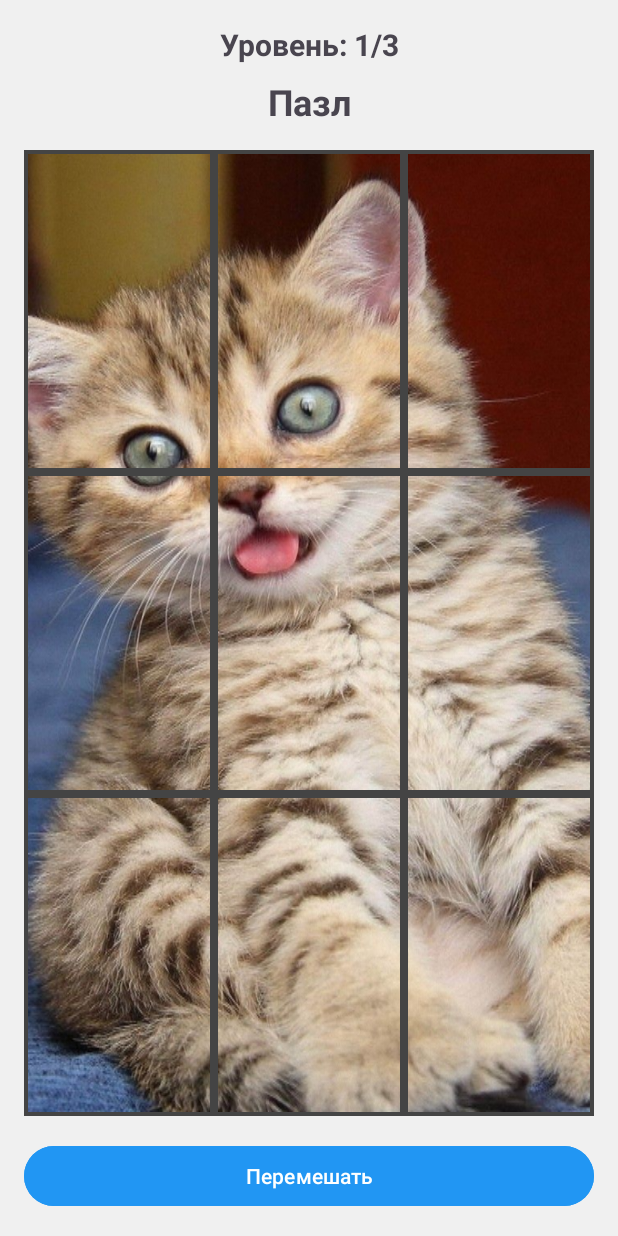
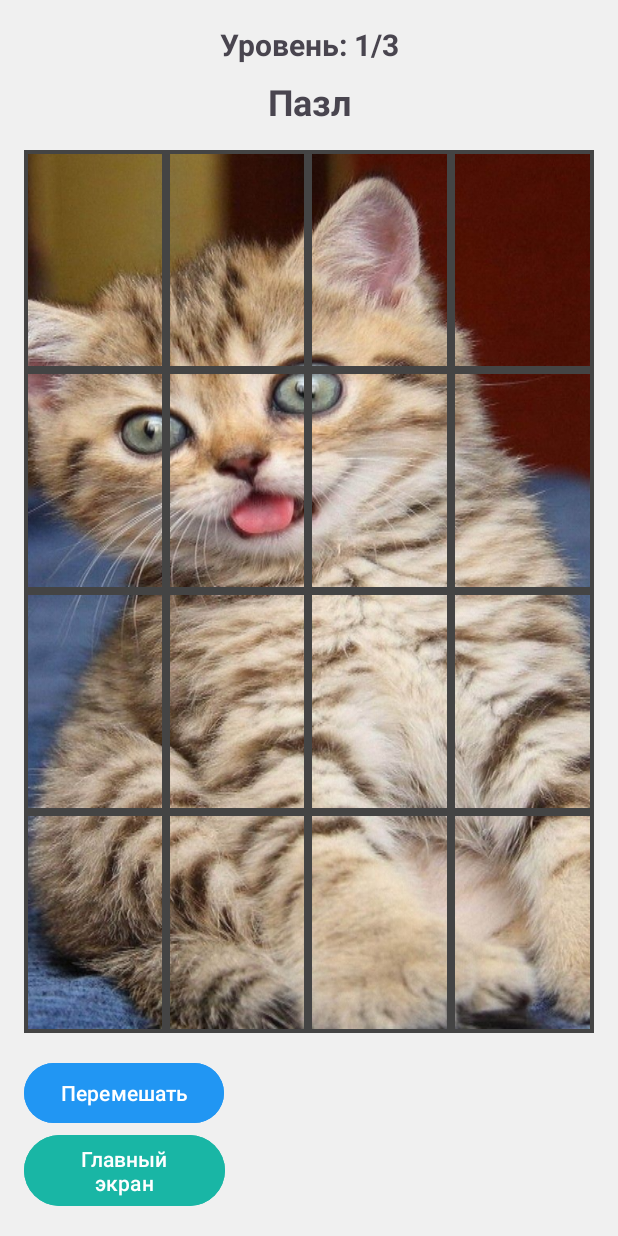
Before and after one commit to Nuhtina/puzzles, an Android app: the screen it shows after launch (MainActivity), on a phone screen of 412 x 824 dp. Run offline under Robolectric (Android 15) with nearby library versions, the phone set to English and light mode, and no system bars; 3 statements that could not run were skipped.

Commit message:
10.10.2025 Получила 3 за этот проект

```diff
--- a/app/src/main/java/com/example/puzzles/MainActivity.kt
+++ b/app/src/main/java/com/example/puzzles/MainActivity.kt
@@ -1,11 +1,11 @@
 package com.example.puzzles
 
 import android.graphics.Bitmap
+import android.graphics.BitmapFactory
 import android.graphics.Canvas
 import android.graphics.Color
 import android.os.Bundle
 import android.widget.Button
-import android.graphics.BitmapFactory
 import android.widget.ImageView
 import android.widget.LinearLayout
 import android.widget.Toast
@@ -15,9 +15,19 @@ class MainActivity : AppCompatActivity() {
 
     private lateinit var puzzleContainer: LinearLayout
     private lateinit var btnShuffle: Button
+    private lateinit var btnNextPuzzle: Button
     private var puzzlePieces = mutableListOf<ImageView>()
-    private val rows = 3
-    private val cols = 3
+    private val rows = 4
+    private val cols = 4
+
+    // Список доступных картинок для пазлов
+    private val imageResources = listOf(
+        R.drawable.puzzle_image11,
+        R.drawable.puzzle_image123
+        // Добавь здесь другие картинки
+    )
+
+    private var currentPuzzleIndex = 0
 
     // Храним выбранный кусочек для перемещения
     private var selectedPiece: ImageView? = null
@@ -28,12 +38,17 @@ class MainActivity : AppCompatActivity() {
 
         puzzleContainer = findViewById(R.id.puzzleContainer)
         btnShuffle = findViewById(R.id.btnShuffle)
+        btnNextPuzzle = findViewById(R.id.Новый пазл)
 
-        // Создаем пазл сразу
+        // Создаем первый пазл
         createPuzzle()
 
         btnShuffle.setOnClickListener {
             shufflePuzzle()
+        }
+
+        btnNextPuzzle.setOnClickListener {
+            nextPuzzle()
         }
     }
 
@@ -65,6 +80,9 @@ class MainActivity : AppCompatActivity() {
             }
             puzzleContainer.addView(rowLayout)
         }
+
+        // Обновляем текст кнопки
+        updateNextButtonText()
     }
 
     private fun createPuzzlePiece(bitmap: Bitmap, index: Int): ImageView {
@@ -92,10 +110,9 @@ class MainActivity : AppCompatActivity() {
 
     private fun onPieceClicked(clickedPiece: ImageView) {
         if (selectedPiece == null) {
-            // Первый клик - выбираем кусочек
+            // Первый клик - выбираем кусочек (без уведомления)
             selectedPiece = clickedPiece
             clickedPiece.setBackgroundColor(Color.RED)
-            Toast.makeText(this, "Выбран кусочек ${clickedPiece.tag}. Кликни на другой чтобы поменять местами", Toast.LENGTH_SHORT).show()
         } else {
             // Второй клик - меняем местами
             if (selectedPiece != clickedPiece) {
@@ -132,7 +149,7 @@ class MainActivity : AppCompatActivity() {
         }
 
         if (isSolved) {
-            Toast.makeText(this, "🎉 Пазл собран! Молодец!", Toast.LENGTH_LONG).show()
+            Toast.makeText(this, "Пазл успешно собран!", Toast.LENGTH_LONG).show()
         }
     }
 
@@ -148,25 +165,34 @@ class MainActivity : AppCompatActivity() {
         Toast.makeText(this, "Пазл перемешан!", Toast.LENGTH_SHORT).show()
     }
 
+    private fun nextPuzzle() {
+        // Переходим к следующему пазлу
+        currentPuzzleIndex = (currentPuzzleIndex + 1) % imageResources.size
+        createPuzzle()
+        Toast.makeText(this, "Новый пазл загружен!", Toast.LENGTH_SHORT).show()
+    }
+
+    private fun updateNextButtonText() {
+        val totalPuzzles = imageResources.size
+        val currentNumber = currentPuzzleIndex + 1
+        btnNextPuzzle.text = "Следующий пазл ($currentNumber/$totalPuzzles)"
+    }
+
     private fun createTestBitmap(): Bitmap {
-        // Попробуй разные имена картинок по очереди
-        val imageResources = listOf(
-            R.drawable.puzzle_image11,
-            R.drawable.puzzle_image123
-            /*R.drawable.puzzle,*/
+        // Берем текущую картинку из списка
+        val currentResId = imageResources[currentPuzzleIndex]
 
-        )
-
-        // Ищем первую доступную картинку
-        for (resId in imageResources) {
         try {
-                val bitmap = BitmapFactory.decodeResource(resources, resId)
+            val bitmap = BitmapFactory.decodeResource(resources, currentResId)
             if (bitmap != null) {
                 // Масштабируем до квадрата 600x600 для пазла
                 return Bitmap.createScaledBitmap(bitmap, 600, 600, true)
             }
         } catch (e: Exception) {
-                // Пропускаем если картинка не найдена
+            // Если картинка не найдена, переходим к следующей
+            currentPuzzleIndex = (currentPuzzleIndex + 1) % imageResources.size
+            if (currentPuzzleIndex != 0) { // Чтобы избежать бесконечного цикла
+                return createTestBitmap()
             }
         }
 
@@ -191,7 +217,7 @@ class MainActivity : AppCompatActivity() {
         for (i in 0 until rows) {
             for (j in 0 until cols) {
                 val paint = android.graphics.Paint().apply {
-                    color = colors[i * cols + j]
+                    color = colors[(i * cols + j) % colors.size]
                     style = android.graphics.Paint.Style.FILL
                 }
 
--- a/app/src/main/res/layout/activity_main.xml
+++ b/app/src/main/res/layout/activity_main.xml
@@ -35,11 +35,18 @@
 
     <Button
         android:id="@+id/btnShuffle"
-        android:layout_width="match_parent"
+        android:layout_width="wrap_content"
         android:layout_height="wrap_content"
-        android:text="Перемешать"
         android:layout_marginTop="16dp"
         android:backgroundTint="#2196F3"
+        android:text="Перемешать"
         android:textColor="#ffffff" />
 
+    <Button
+        android:id="@+id/button"
+        android:layout_width="134dp"
+        android:layout_height="wrap_content"
+        android:backgroundTint="#19B6A5"
+        android:text="Главный экран" />
+
 </LinearLayout>
```
Lines whose indentation alone changed are shown as unchanged.
